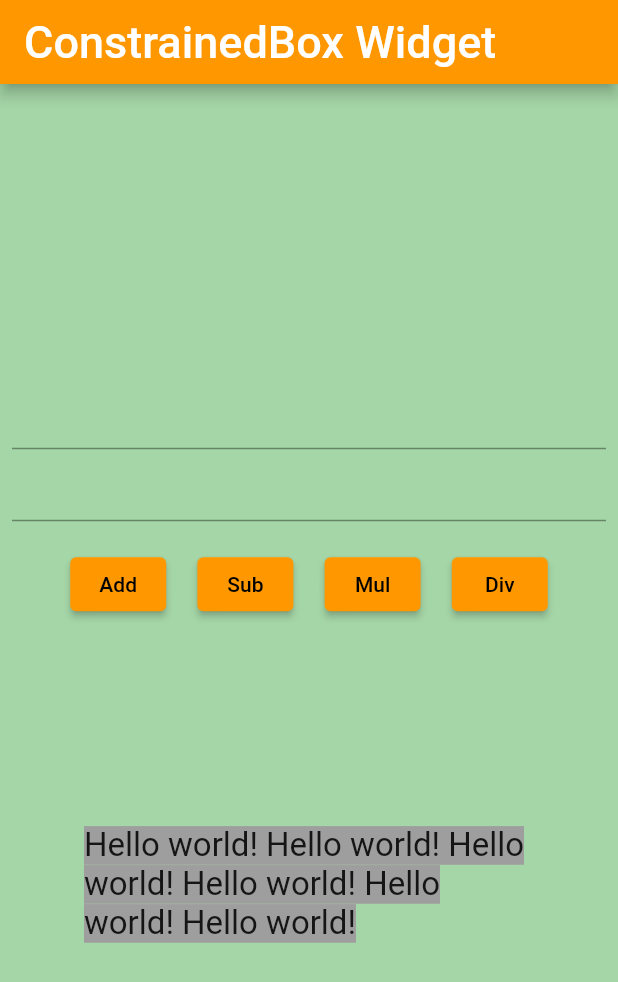
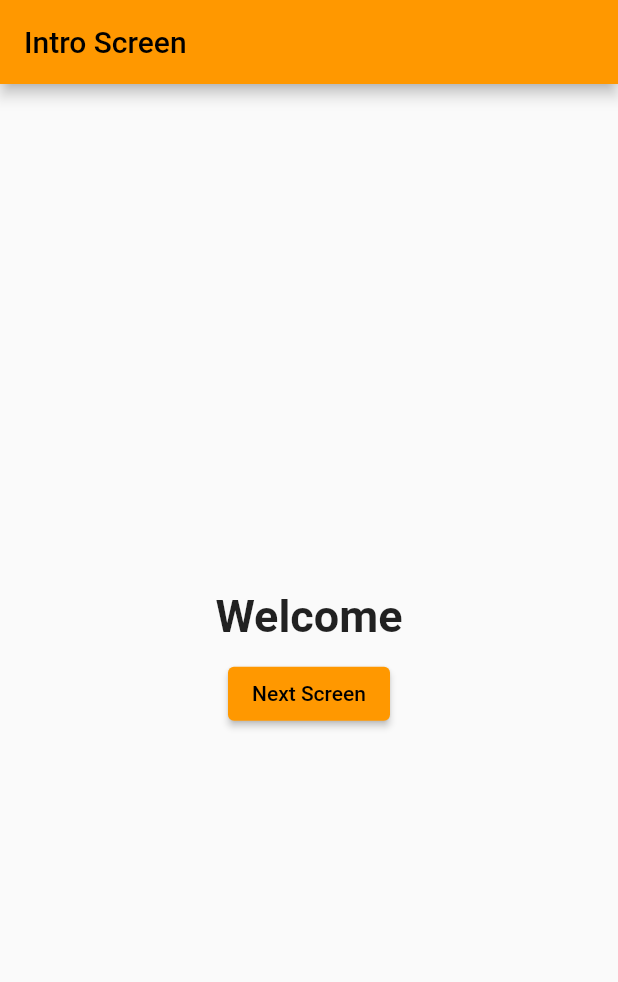
Before and after one commit to rabikrishnayadav/learn_flutter, a Flutter app: the screen it shows after launch, on a phone screen of 412 x 824 dp. Shown: the top 982 px of the screen. Run offline on Flutter 3.47's test engine with Material 2 defaults, Android fonts, the phone set to English and light mode, and no system bars; our stand-ins replace font_awesome_flutter.

Commit message:
Switching one screen to another

```diff
--- a/lib/main.dart
+++ b/lib/main.dart
@@ -1,4 +1,5 @@
 import 'package:flutter/material.dart';
+import 'package:learn_flutter/screens/intro_screen.dart';
 import 'package:learn_flutter/ui_helper/text_theme.dart';
 import 'package:intl/intl.dart';
 import 'package:learn_flutter/widgets/rounded_btn.dart';
@@ -23,7 +24,7 @@ class MyApp extends StatelessWidget {
             headline2: TextStyle(fontFamily: "Baloo", fontWeight: FontWeight.w300, fontSize: 20),
           )
       ),
-      home: const MyHomePage(),
+      home: IntroScreen(),
     );
   }
 }
--- /dev/null
+++ b/lib/screens/intro_screen.dart
@@ -0,0 +1,30 @@
+import 'package:flutter/cupertino.dart';
+import 'package:flutter/material.dart';
+import 'package:learn_flutter/main.dart';
+
+class IntroScreen extends StatelessWidget{
+
+  @override
+  Widget build(BuildContext context) {
+    return Scaffold(
+      appBar: AppBar(
+        title: Text('Intro Screen'),
+      ),
+      body: Center(
+        child: Column(
+          mainAxisAlignment: MainAxisAlignment.center,
+          children: [
+            Text("Welcome", style: TextStyle(
+              fontSize: 30,
+              fontWeight: FontWeight.bold
+            ),),
+            SizedBox(height: 10,),
+            ElevatedButton(onPressed: (){
+              Navigator.push(context, MaterialPageRoute(builder: (context) => MyHomePage()));
+            }, child: Text("Next Screen"))
+          ],
+        ),
+      ),
+    );
+  }
+}
```
